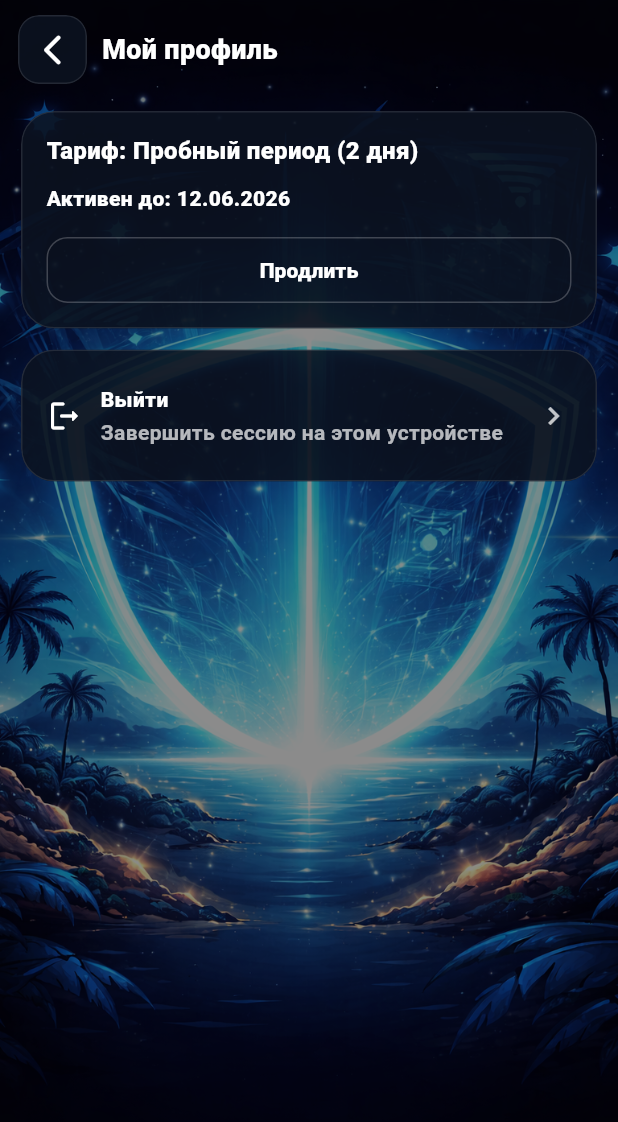
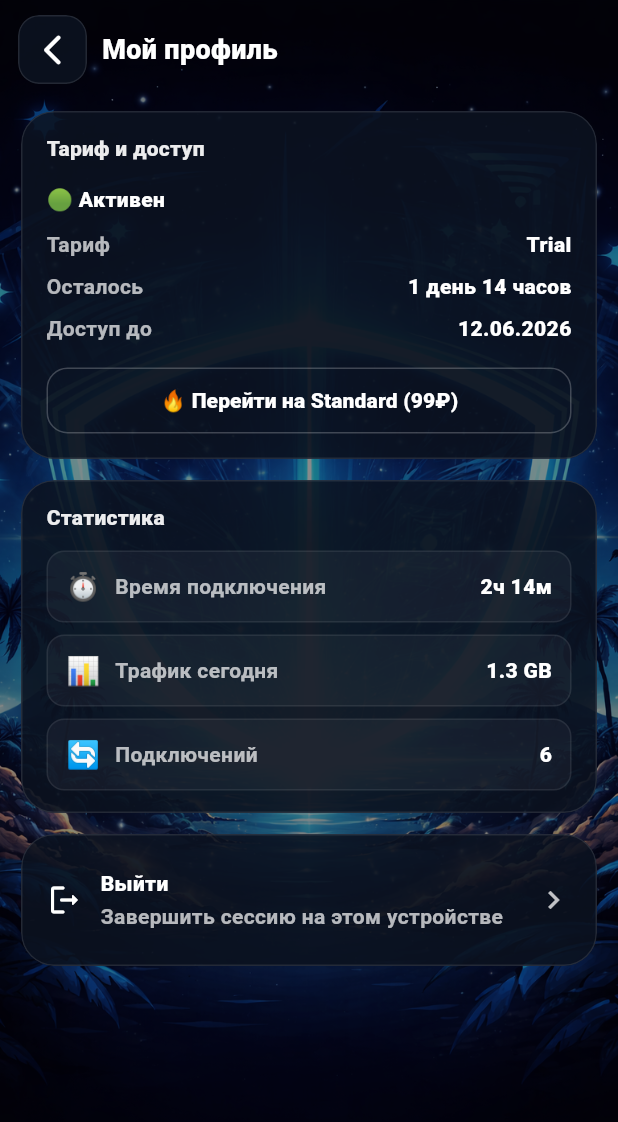
Before and after one commit to ColdenStorm/chukens_vpn, a Flutter app: the screen it shows after launch, after a tap on "Войти", after a tap on the "menu" icon, after a tap on "Мой профиль", on a phone screen of 412 x 824 dp. Shown: the top 1122 px of the screen. Run offline on Flutter 3.47's test engine with Material 3 defaults, Android fonts, the phone set to English and light mode, and no system bars; our stand-ins replace shared_preferences; missing offline and left inert: flutter_device_apps_android, flutter_device_apps_platform_interface.

Commit message:
Update profile screen with tariff access and stats cards

```diff
--- a/lib/profile_screen.dart
+++ b/lib/profile_screen.dart
@@ -12,7 +12,6 @@
 // Later: replace mock data with real backend state.
 
 import 'package:flutter/material.dart';
-import 'package:flutter/services.dart';
 import 'login_screen.dart';
 import 'package:url_launcher/url_launcher.dart';
 
@@ -26,50 +25,19 @@
 }
 
 class _ProfileScreenState extends State<ProfileScreen> {
+  // --------- MOCK DATA (replace later) ----------
+  final DateTime accessUntil = DateTime(2026, 6, 12);
+  final Duration timeLeft = const Duration(days: 1, hours: 14);
 
-  @override
-  void initState() {
-    super.initState();
-    devicesLimit = _devicesLimitByTariff;
-  }
+  final String connectedTime = '2ч 14м';
+  final String trafficToday = '1.3 GB';
+  final String connectionsCount = '6';
 
-  // --------- MOCK DATA (replace later) ----------
+  // ----------------------------------------------
 
-  // Tariff-derived UI (mock rules, adjust later)
-  Color get _tariffColor {
-    switch (widget.tariff) {
-      case 'Trial':
-        return const Color(0xFF9DB4C0); // серо-голубой
-      case 'Standard':
-        return const Color(0xFF2E86FF); // синий
-      case 'PRO':
-        return const Color(0xFFFFC857); // золотой
-      default:
-        return const Color(0xFFFF8A00);
-    }
-  }
+  bool get _isTrialTariff => widget.tariff == 'Trial';
 
-  int get _devicesLimitByTariff {
-    switch (widget.tariff) {
-      case 'Trial':
-        return 1;
-      case 'Standard':
-        return 2;
-      case 'PRO':
-        return 5;
-      default:
-        return 1;
-    }
-  }
-
-  bool accessActive = true;
-  DateTime accessUntil = DateTime(2026, 6, 12);
-
-  String deviceCode = 'XK-29A-PL90';
-  int devicesUsed = 1;
-  int devicesLimit = 1; // will be set from tariff in initState
-
-  // ---------------------------------------------
+  bool get _isAccessActive => DateTime.now().isBefore(accessUntil);
 
   String get _untilText {
     final d = accessUntil;
@@ -81,25 +49,22 @@
     ScaffoldMessenger.of(context).showSnackBar(SnackBar(content: Text(text)));
   }
 
-  Future<void> _copyCode() async {
-    await Clipboard.setData(ClipboardData(text: deviceCode));
-    if (!mounted) return;
-    _toast('Код устройства скопирован');
+  String get _timeLeftText {
+    final days = timeLeft.inDays;
+    final hours = timeLeft.inHours.remainder(24);
+    return '$days день $hours часов';
   }
 
-  Future<void> _changeCodeStub() async {
-    // UI-only stub: "change code" just generates a new mock code
-    setState(() {
-      deviceCode = 'CK-${DateTime.now().millisecondsSinceEpoch % 10000}-NEW';
-    });
-    _toast('Новый код создан (мок)');
-  }
+  Future<void> _onTariffButtonPressed() async {
+    if (_isTrialTariff) {
+      final uri = Uri.parse('https://t.me/chukens_bot');
+      if (!await launchUrl(uri, mode: LaunchMode.externalApplication)) {
+        _toast('Не удалось открыть Telegram');
+      }
+      return;
+    }
 
-  Future<void> _openTelegramBot() async {
-    final uri = Uri.parse('https://t.me/chukens_bot');
-    if (!await launchUrl(uri, mode: LaunchMode.externalApplication)) {
-      _toast('Не удалось открыть Telegram');
-    }
+    _toast('Управление подпиской скоро появится');
   }
 
   Future<void> _logout() async {
@@ -148,42 +113,63 @@
                   padding: const EdgeInsets.fromLTRB(14, 10, 14, 18),
                   children: [
 
-                    // Tariff / access (без заголовка "Доступ" и без панели устройств)
+                    // Tariff and access card
                     _GlassCard(
                       padding: const EdgeInsets.fromLTRB(16, 14, 16, 14),
                       child: Column(
                         crossAxisAlignment: CrossAxisAlignment.start,
                         children: [
-                          Text(
-                            'Тариф: ${widget.tariff == 'Trial' ? 'Пробный период (2 дня)' : 'Стандартный (1 неделя или месяц)'}',
-                            style: const TextStyle(
-                              color: Colors.white,
-                              fontWeight: FontWeight.w800,
-                              fontSize: 16,
-                            ),
+                          const _SectionTitle('Тариф и доступ'),
+                          const SizedBox(height: 14),
+                          Row(
+                            children: [
+                              Text(
+                                _isAccessActive ? '🟢 Активен' : '🔴 Истёк',
+                                style: const TextStyle(color: Colors.white, fontWeight: FontWeight.w900),
+                              ),
+                            ],
                           ),
                           const SizedBox(height: 10),
-                          Text(
-                            'Активен до: $_untilText',
-                            style: const TextStyle(
-                              color: Colors.white,
-                              fontWeight: FontWeight.w800,
-                            ),
-                          ),
+                          _InfoRow(label: 'Тариф', value: _isTrialTariff ? 'Trial' : 'Standard'),
+                          const SizedBox(height: 8),
+                          _InfoRow(label: 'Осталось', value: _timeLeftText),
+                          const SizedBox(height: 8),
+                          _InfoRow(label: 'Доступ до', value: _untilText),
                           const SizedBox(height: 14),
                           SizedBox(
                             width: double.infinity,
                             child: OutlinedButton(
-                              onPressed: _openTelegramBot,
+                              onPressed: _onTariffButtonPressed,
                               style: OutlinedButton.styleFrom(
                                 foregroundColor: Colors.white,
                                 side: BorderSide(color: Colors.white.withOpacity(0.22)),
                                 shape: RoundedRectangleBorder(borderRadius: BorderRadius.circular(14)),
                                 padding: const EdgeInsets.symmetric(vertical: 12),
                               ),
-                              child: const Text('Продлить', style: TextStyle(fontWeight: FontWeight.w900)),
+                              child: Text(
+                                _isTrialTariff ? '🔥 Перейти на Standard (99₽)' : 'Управление подпиской',
+                                style: const TextStyle(fontWeight: FontWeight.w900),
+                              ),
                             ),
                           ),
+                        ],
+                      ),
+                    ),
+
+                    const SizedBox(height: 14),
+
+                    _GlassCard(
+                      padding: const EdgeInsets.fromLTRB(16, 14, 16, 14),
+                      child: Column(
+                        crossAxisAlignment: CrossAxisAlignment.start,
+                        children: [
+                          const _SectionTitle('Статистика'),
+                          const SizedBox(height: 12),
+                          _StatTile(icon: '⏱', title: 'Время подключения', value: connectedTime),
+                          const SizedBox(height: 8),
+                          _StatTile(icon: '📊', title: 'Трафик сегодня', value: trafficToday),
+                          const SizedBox(height: 8),
+                          _StatTile(icon: '🔄', title: 'Подключений', value: connectionsCount),
                         ],
                       ),
                     ),
@@ -428,6 +414,48 @@
   }
 }
 
+
+
+class _StatTile extends StatelessWidget {
+  final String icon;
+  final String title;
+  final String value;
+
+  const _StatTile({
+    required this.icon,
+    required this.title,
+    required this.value,
+  });
+
+  @override
+  Widget build(BuildContext context) {
+    return Container(
+      padding: const EdgeInsets.symmetric(horizontal: 12, vertical: 10),
+      decoration: BoxDecoration(
+        color: Colors.white.withOpacity(0.04),
+        borderRadius: BorderRadius.circular(12),
+        border: Border.all(color: Colors.white.withOpacity(0.08)),
+      ),
+      child: Row(
+        children: [
+          Text(icon, style: const TextStyle(fontSize: 18)),
+          const SizedBox(width: 10),
+          Expanded(
+            child: Text(
+              title,
+              style: const TextStyle(color: Colors.white70, fontWeight: FontWeight.w600),
+            ),
+          ),
+          Text(
+            value,
+            style: const TextStyle(color: Colors.white, fontWeight: FontWeight.w900),
+          ),
+        ],
+      ),
+    );
+  }
+}
+
 class _ActionRow extends StatelessWidget {
   final IconData icon;
   final String title;
```
